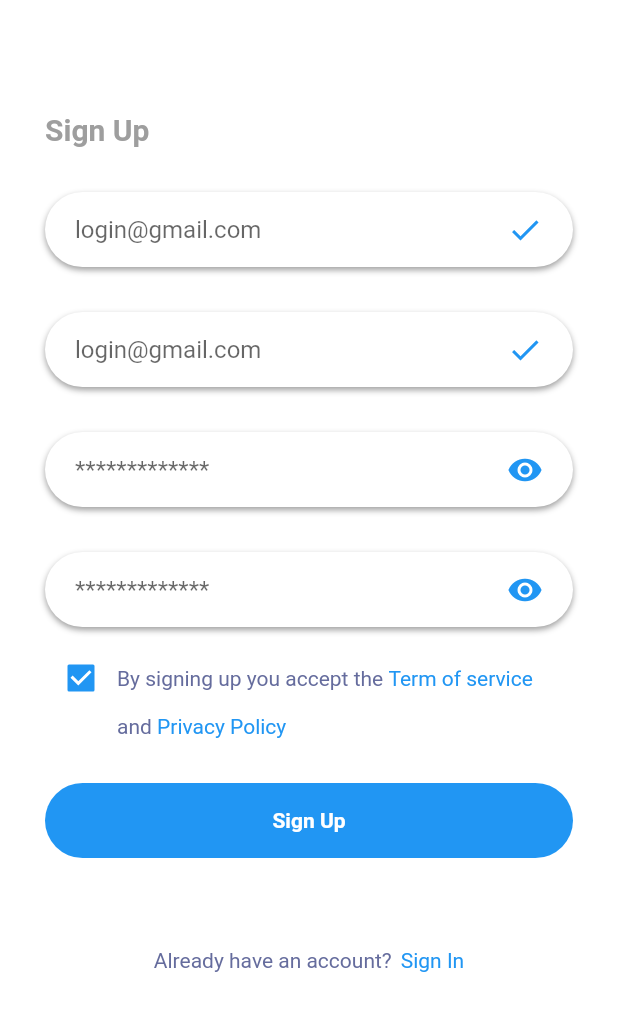
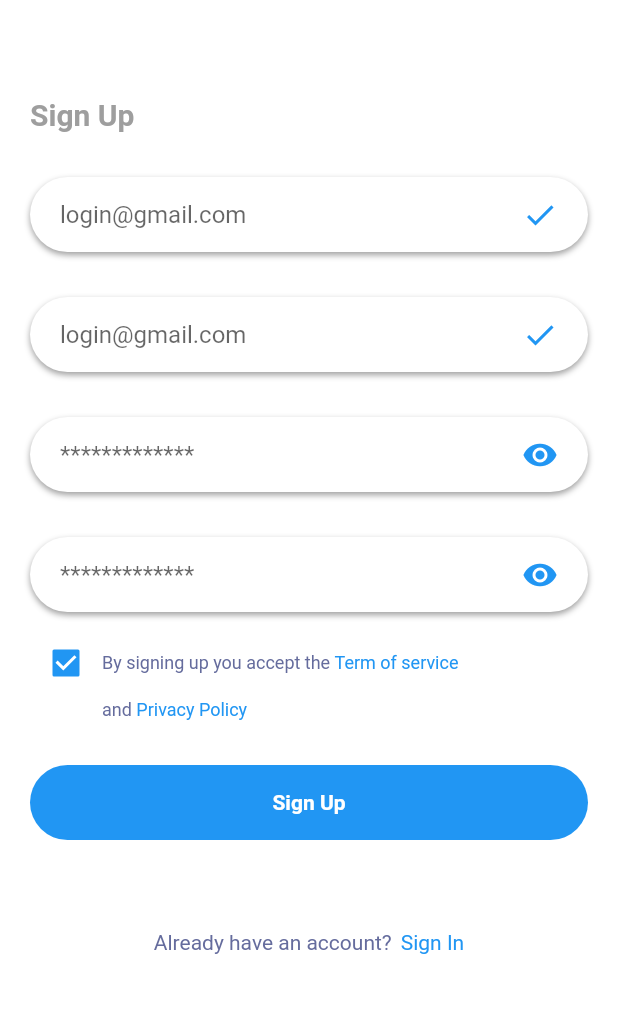
Before and after one commit to sitharaj88/flutter-login-page-ui, a Flutter app: the screen it shows after launch, after a tap on "Sign Up", on a phone screen of 412 x 824 dp. Shown: the top 1011 px of the screen. Run offline on Flutter 3.47's test engine with Material 2 defaults, Android fonts, the phone set to English and light mode, and no system bars; our stand-ins replace font_awesome_flutter.

```diff
--- a/lib/sign_in.dart
+++ b/lib/sign_in.dart
@@ -21,7 +21,7 @@ class SignIn extends StatelessWidget {
             child: Scaffold(
               body: SingleChildScrollView(
                 child: Container(
-                  margin: EdgeInsets.all(30),
+                  margin: EdgeInsets.all(20),
                   child: Column(
                     crossAxisAlignment: CrossAxisAlignment.start,
                     children: <Widget>[
--- a/lib/signup.dart
+++ b/lib/signup.dart
@@ -21,7 +21,7 @@ class SignUp extends StatelessWidget {
           child: Scaffold(
             body: SingleChildScrollView(
               child: Container(
-                margin: EdgeInsets.all(30),
+                margin: EdgeInsets.all(20),
                 child: Column(
                   crossAxisAlignment: CrossAxisAlignment.start,
                   children: <Widget>[
@@ -100,11 +100,11 @@ class PrivacyPolicyAccept extends State<LoginHelpActionWidget> {
                 ),
                 Text(
                   "By signing up you accept the ",
-                  style: TextStyle(color: Color(0xff656C9D)),
+                  style: TextStyle(color: Color(0xff656C9D), fontSize: 12),
                 ),
                 Text(
                   "Term of service",
-                  style: TextStyle(color: Color(0xff2196f3)),
+                  style: TextStyle(color: Color(0xff2196f3), fontSize: 12),
                 )
               ],
             ),
@@ -115,11 +115,11 @@ class PrivacyPolicyAccept extends State<LoginHelpActionWidget> {
                 children: <Widget>[
                   Text(
                     "and ",
-                    style: TextStyle(color: Color(0xff656C9D)),
+                    style: TextStyle(color: Color(0xff656C9D), fontSize: 12),
                   ),
                   Text(
                     "Privacy Policy",
-                    style: TextStyle(color: Color(0xff2196f3)),
+                    style: TextStyle(color: Color(0xff2196f3), fontSize: 12),
                   )
                 ],
               ),
```
Also changed, not shown: fastlane/android_sign_in.jpg (added), fastlane/android_sign_up.jpg (added), fastlane/ios_login.png (added), fastlane/ios_sign_up.png (added), 1 other file.
